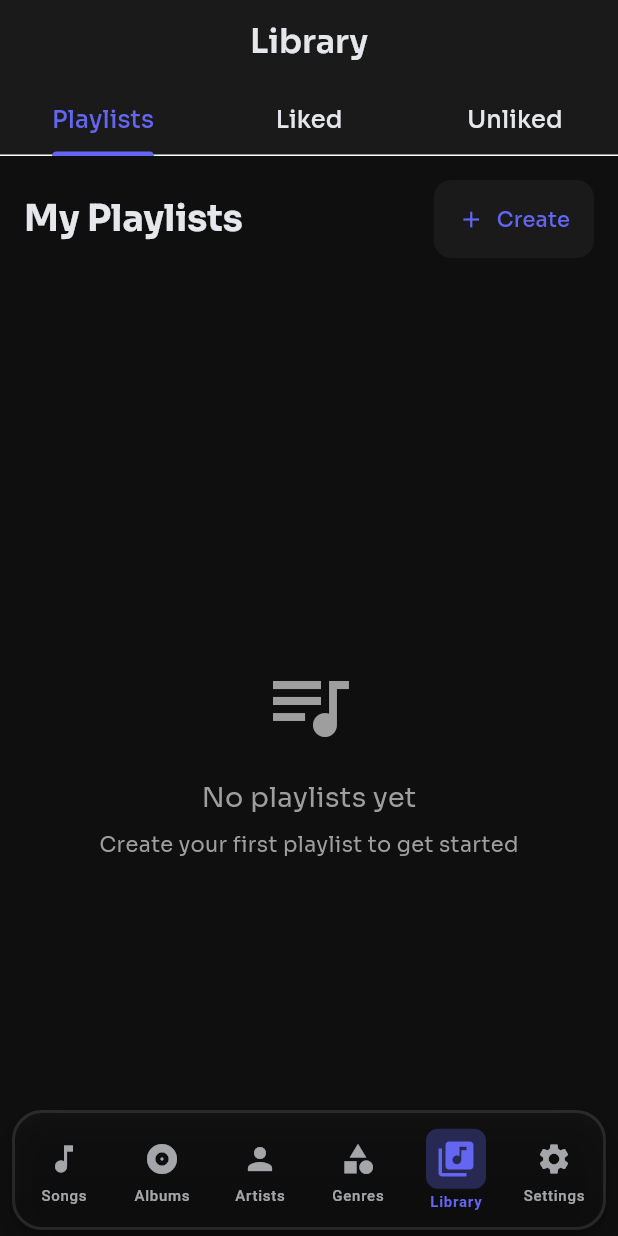
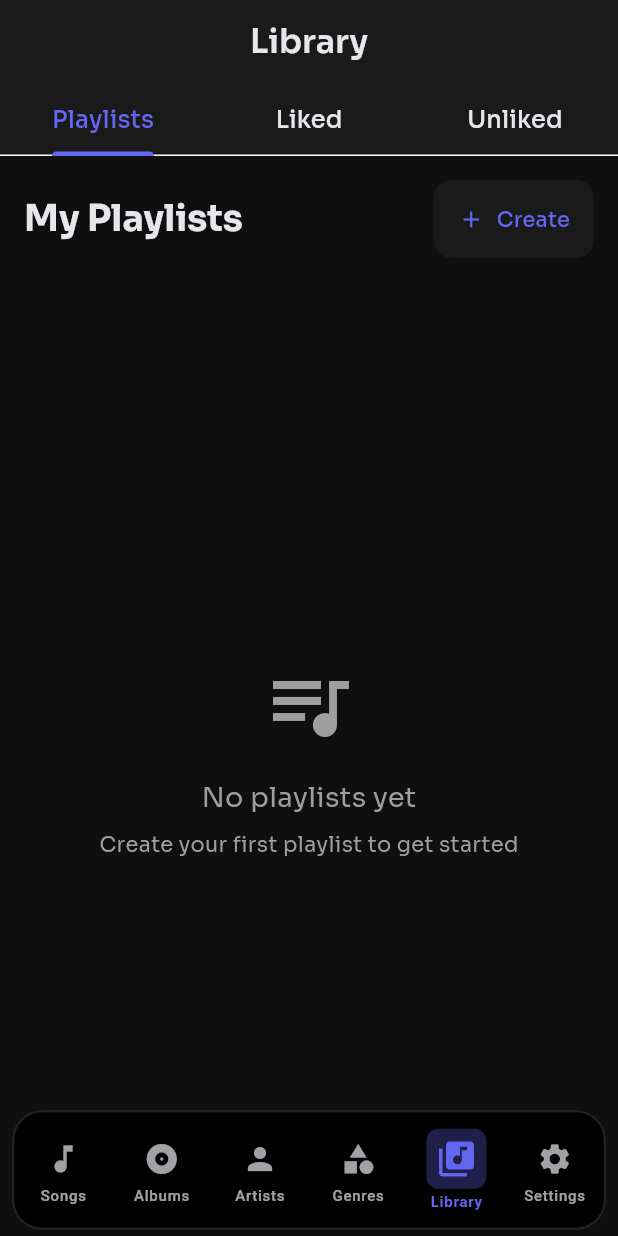
Before and after one commit to aaleccoder/sabrinamusicplayer, a Flutter app: the screen it shows after launch, item 5 of the bottom bar chosen, on a phone screen of 412 x 824 dp. Run offline on Flutter 3.47's test engine with Material 3 defaults, Android fonts, the phone set to English and light mode, and no system bars; our stand-ins replace audio_service, drift, drift_flutter, file_picker, flutter_riverpod, image_picker and 4 more; missing offline and left inert: audio_session; accounts and stored records are empty; generated files the repository leaves out were written again.

Commit message:
style: Update mini player and navigation bar for a modern dark theme

```diff
--- a/lib/main.dart
+++ b/lib/main.dart
@@ -1,3 +1,4 @@
+import 'dart:ui';
 import 'package:flutter/foundation.dart';
 import 'package:flutter/material.dart';
 import 'package:flutter_application_1/models/schema.dart';
@@ -398,24 +399,19 @@ class _HomeState extends ConsumerState<Home> with TickerProviderStateMixin {
   }
 
   Widget _buildModernNavigationBar() {
-    return Container(
-      height: 80,
-      decoration: BoxDecoration(
-        borderRadius: AppTheme.radiusXl,
-        color: AppTheme.surface,
-        boxShadow: AppTheme.shadowLg,
-        gradient: LinearGradient(
-          begin: Alignment.topCenter,
-          end: Alignment.bottomCenter,
-          colors: [
-            Colors.white.withOpacity(0.02),
-            Colors.white.withOpacity(0.01),
-          ],
+    return ClipRRect(
+      borderRadius: AppTheme.radiusXl,
+      child: Container(
+        height: 80,
+        decoration: BoxDecoration(
+          borderRadius: AppTheme.radiusXl,
+          color: Colors.black.withOpacity(
+            0.90,
+          ), // Dark frosted glass, 90% opacity
+
+          border: Border.all(color: Colors.white.withOpacity(0.13), width: 1.5),
+          // No boxShadow
         ),
-        border: Border.all(color: Colors.white.withOpacity(0.1), width: 2),
-      ),
-      child: ClipRRect(
-        borderRadius: AppTheme.radiusXl,
         child: Row(
           mainAxisAlignment: MainAxisAlignment.spaceEvenly,
           children: [
```
Also changed, not shown: lib/widgets/mini_player.dart (+3 -10 lines).
